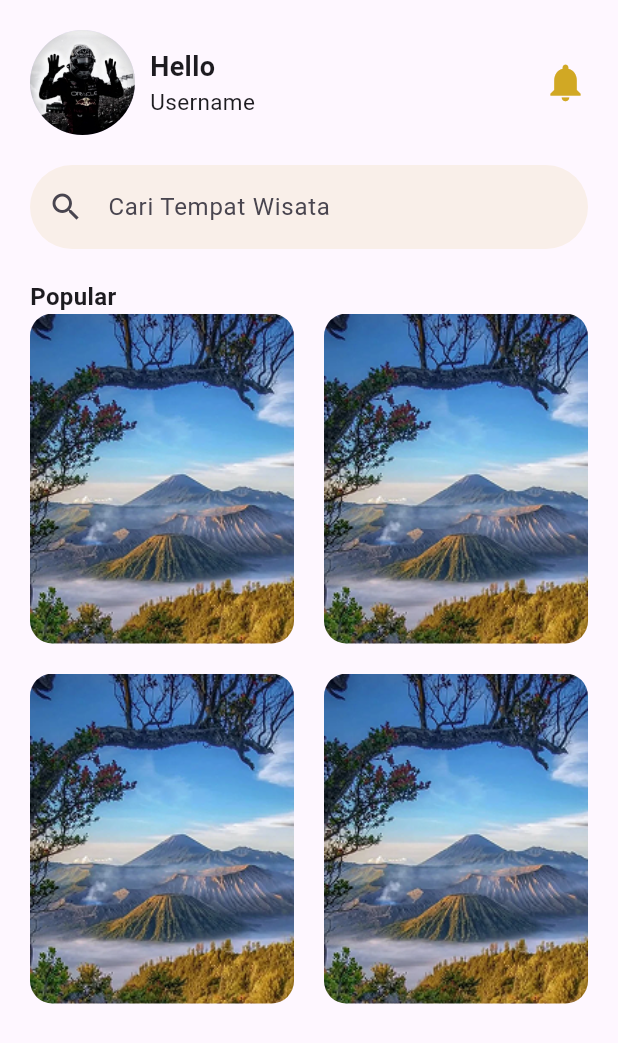
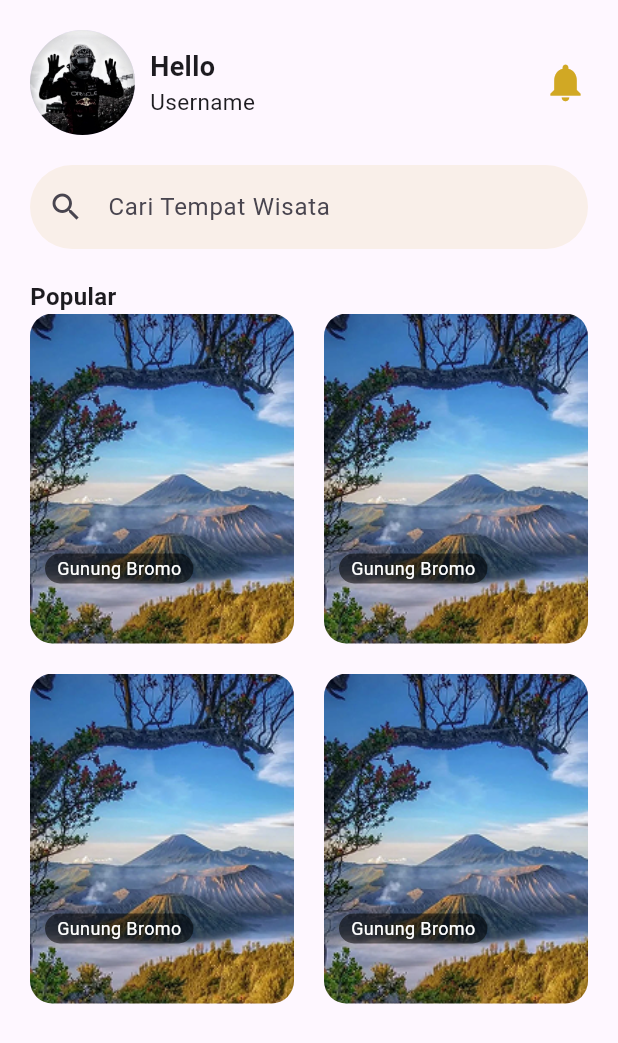
Before and after one commit to aureliazahra/uuk-sems3-finale, a Flutter app: the HomeScreen screen opened directly, on a phone screen of 412 x 824 dp. Shown: the top 1043 px of the screen. Run offline on Flutter 3.47's test engine with Material 3 defaults, Android fonts, the phone set to English and light mode, and no system bars; our stand-ins replace shared_preferences; accounts and stored records are empty.

Commit message:
nama tempat wisata

```diff
--- a/lib/widgets/grid_artikel_populer.dart
+++ b/lib/widgets/grid_artikel_populer.dart
@@ -34,7 +34,22 @@ class GridArtikelPopuler extends StatelessWidget {
                 },
               ),
               //end foto background wisata
-
+              Positioned(
+                left: 10,
+                bottom: 40,
+                child: Container(
+                  height: 20,
+                  padding: EdgeInsets.symmetric(horizontal: 8, vertical: 1),
+                  decoration: BoxDecoration(
+                    color: Colors.black54,
+                    borderRadius: BorderRadius.circular(15),
+                  ),
+                  child: Text(
+                    "Gunung Bromo",
+                    style: TextStyle(color: Colors.white, fontSize: 12),
+                  ),
+                ),
+              ),
               //Nama tempat wisata
 
               //end nama tempat wisata
```
